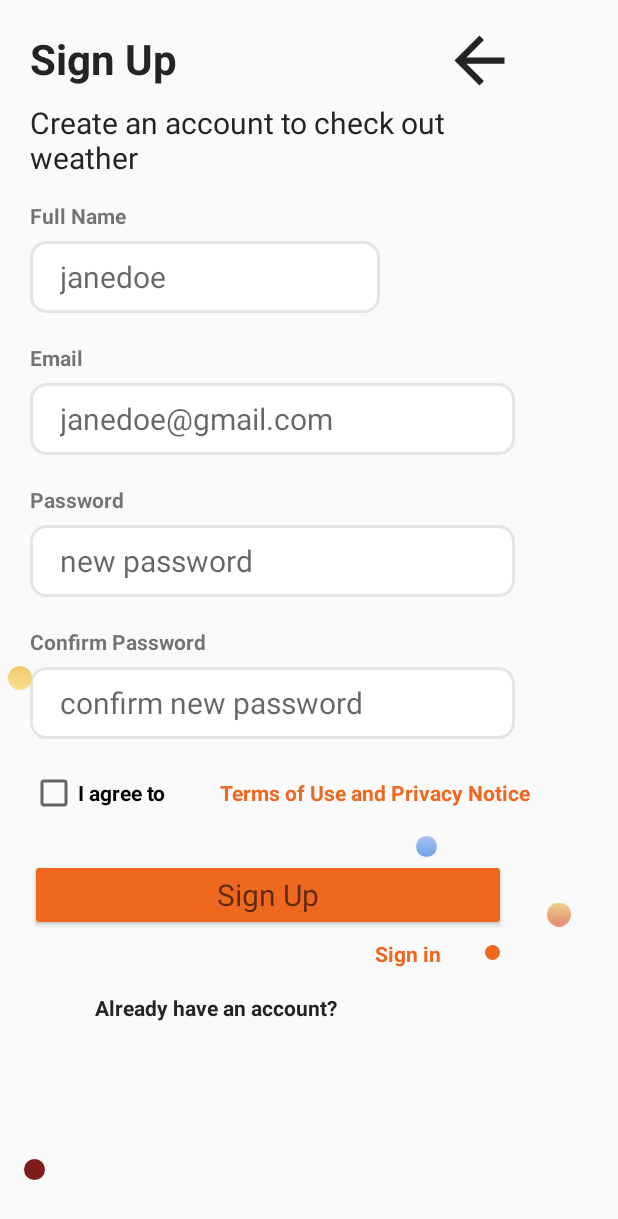
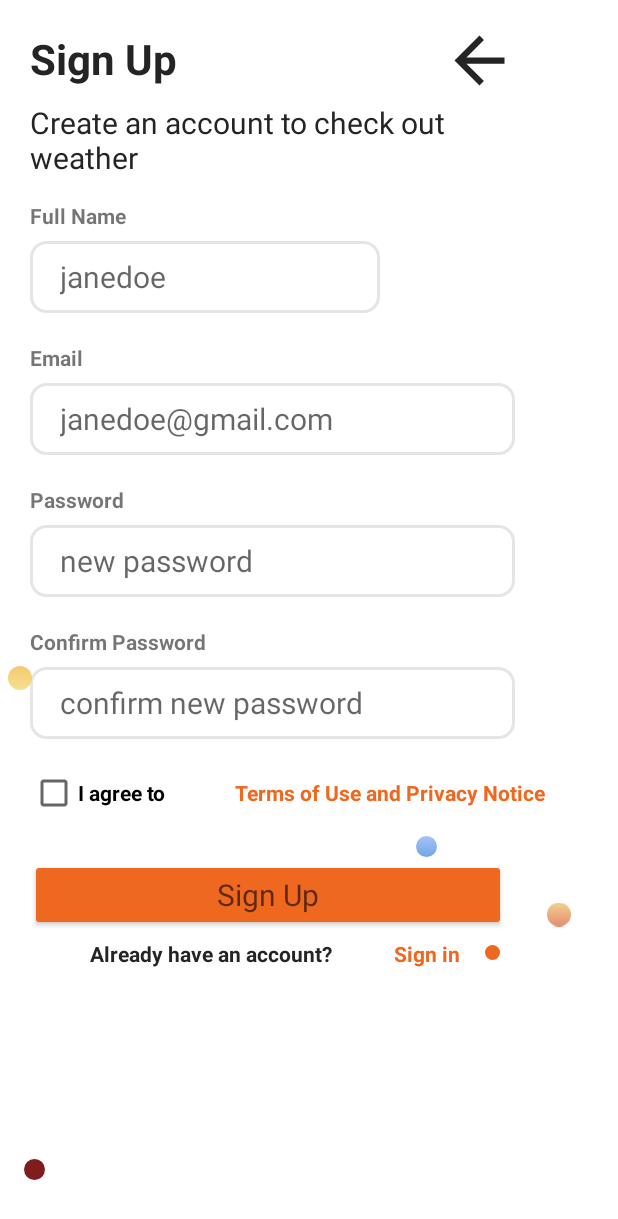
Before and after one commit to workshopapps/weathery.mobile, an Android app built with Jetpack Compose: the SignUpFragment screen opened through its navigation route, on a phone screen of 412 x 824 dp. Shown: the top 1219 px of the screen. Run offline under Robolectric (Android 15) with nearby library versions, the phone set to English and light mode, and no system bars; our stand-ins replace Dagger/Hilt's generated code, navigation-ui; libraries missing offline, so code that uses them is left out: com.karumi.dexter; 1 statement that could not run was skipped.

Commit message:
chore: design optimizations

```diff
--- a/features/signin/src/main/res/layout-night/fragment_otp_verification.xml
+++ b/features/signin/src/main/res/layout-night/fragment_otp_verification.xml
@@ -94,7 +94,7 @@
 
     <Button
         android:id="@+id/verifyButton"
-        android:layout_width="350dp"
+        android:layout_width="300dp"
         android:layout_height="50dp"
         android:layout_marginStart="20dp"
         android:layout_marginTop="20dp"
--- a/features/signin/src/main/res/layout-night/fragment_sign_up.xml
+++ b/features/signin/src/main/res/layout-night/fragment_sign_up.xml
@@ -203,7 +203,7 @@
         android:layout_width="215dp"
         android:layout_height="23dp"
         android:layout_marginTop="26dp"
-        android:layout_marginEnd="50dp"
+        android:layout_marginEnd="40dp"
         android:text="Terms of Use and Privacy Notice"
         android:textAppearance="@style/TextAppearance.AppCompat.Small"
         android:textColor="#ef6820"
@@ -229,13 +229,11 @@
         android:id="@+id/textView15"
         android:layout_width="164dp"
         android:layout_height="22dp"
-        android:layout_marginStart="63dp"
+        android:layout_marginStart="60dp"
         android:layout_marginTop="5dp"
-        android:layout_marginBottom="104dp"
         android:text="Already have an account?"
         android:textColor="#ffffff"
         android:textStyle="bold"
-        app:layout_constraintBottom_toBottomOf="parent"
         app:layout_constraintStart_toStartOf="parent"
         app:layout_constraintTop_toBottomOf="@+id/button2" />
 
@@ -244,7 +242,7 @@
         android:layout_width="wrap_content"
         android:layout_height="wrap_content"
         android:layout_marginTop="5dp"
-        android:layout_marginEnd="118dp"
+        android:layout_marginEnd="105dp"
         android:text="Sign in"
         android:textColor="#ef6820"
         android:textStyle="bold"
--- a/features/signin/src/main/res/layout/fragment_forgot_password.xml
+++ b/features/signin/src/main/res/layout/fragment_forgot_password.xml
@@ -4,6 +4,7 @@
     xmlns:tools="http://schemas.android.com/tools"
     android:layout_width="match_parent"
     android:layout_height="match_parent"
+    android:background="#ffffff"
     tools:context=".ForgotPasswordFragment">
 
     <TextView
--- a/features/signin/src/main/res/layout/fragment_otp_verification.xml
+++ b/features/signin/src/main/res/layout/fragment_otp_verification.xml
@@ -4,6 +4,7 @@
     xmlns:tools="http://schemas.android.com/tools"
     android:layout_width="match_parent"
     android:layout_height="match_parent"
+    android:background="#ffffff"
     android:backgroundTintMode="screen"
     tools:context=".FragmentOtpVerification">
 
--- a/features/signin/src/main/res/layout/fragment_reset_password.xml
+++ b/features/signin/src/main/res/layout/fragment_reset_password.xml
@@ -4,6 +4,7 @@
     xmlns:tools="http://schemas.android.com/tools"
     android:layout_width="match_parent"
     android:layout_height="match_parent"
+    android:background="#ffffff"
     tools:context=".FragmentResetPassword">
 
     <ImageView
--- a/features/signin/src/main/res/layout/fragment_sign_in.xml
+++ b/features/signin/src/main/res/layout/fragment_sign_in.xml
@@ -4,6 +4,7 @@
     xmlns:tools="http://schemas.android.com/tools"
     android:layout_width="match_parent"
     android:layout_height="match_parent"
+    android:background="#ffffff"
     tools:context=".SignInFragment">
 
     <Button
--- a/features/signin/src/main/res/layout/fragment_sign_up.xml
+++ b/features/signin/src/main/res/layout/fragment_sign_up.xml
@@ -4,6 +4,7 @@
     xmlns:tools="http://schemas.android.com/tools"
     android:layout_width="match_parent"
     android:layout_height="match_parent"
+    android:background="#ffffff"
     tools:context=".SignUpFragment">
 
     <TextView
@@ -147,7 +148,7 @@
         android:layout_width="215dp"
         android:layout_height="23dp"
         android:layout_marginTop="26dp"
-        android:layout_marginEnd="50dp"
+        android:layout_marginEnd="40dp"
         android:text="Terms of Use and Privacy Notice"
         android:textAppearance="@style/TextAppearance.AppCompat.Small"
         android:textColor="#ef6820"
@@ -173,13 +174,11 @@
         android:id="@+id/textView15"
         android:layout_width="164dp"
         android:layout_height="22dp"
-        android:layout_marginStart="63dp"
+        android:layout_marginStart="60dp"
         android:layout_marginTop="5dp"
-        android:layout_marginBottom="104dp"
         android:text="Already have an account?"
         android:textColor="#242424"
         android:textStyle="bold"
-        app:layout_constraintBottom_toBottomOf="parent"
         app:layout_constraintStart_toStartOf="parent"
         app:layout_constraintTop_toBottomOf="@+id/button2" />
 
@@ -188,7 +187,7 @@
         android:layout_width="wrap_content"
         android:layout_height="wrap_content"
         android:layout_marginTop="5dp"
-        android:layout_marginEnd="118dp"
+        android:layout_marginEnd="105dp"
         android:text="Sign in"
         android:textColor="#ef6820"
         android:textStyle="bold"
--- a/features/signin/src/main/res/values/themes.xml
+++ b/features/signin/src/main/res/values/themes.xml
@@ -4,7 +4,7 @@
         <!-- Primary brand color. -->
         <item name="colorPrimary">@color/purple_500</item>
         <item name="colorPrimaryVariant">@color/purple_700</item>
-        <item name="colorOnPrimary">@color/white</item>
+        <item name="colorOnPrimary">#ffffff</item>
         <!-- Secondary brand color. -->
         <item name="colorSecondary">#ef6820</item>
         <item name="colorSecondaryVariant">@color/teal_700</item>
```
